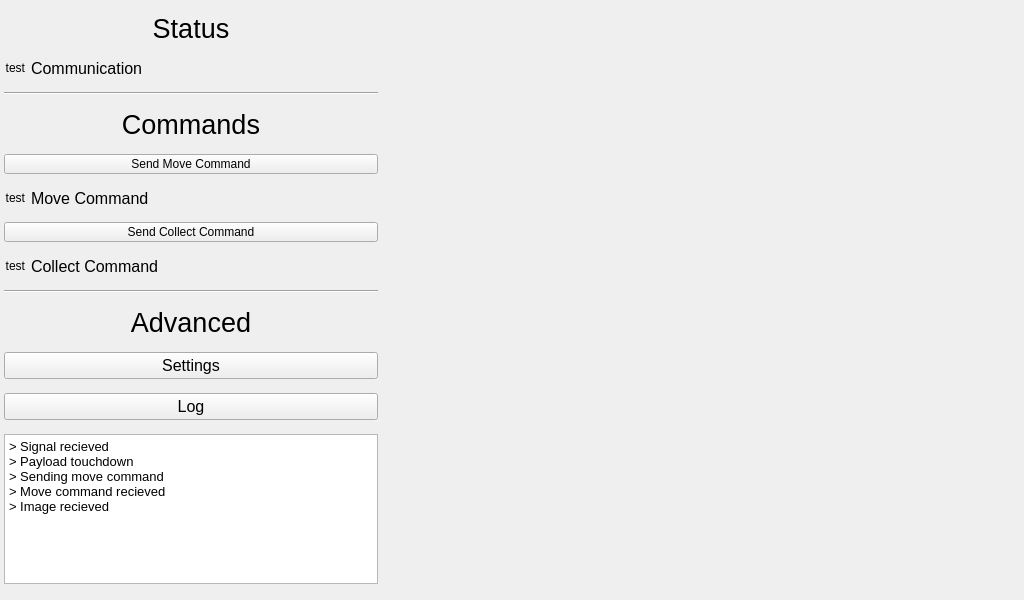
Old version of the form mainwindow.ui in the repository thomashayden/rocket-ground-station.
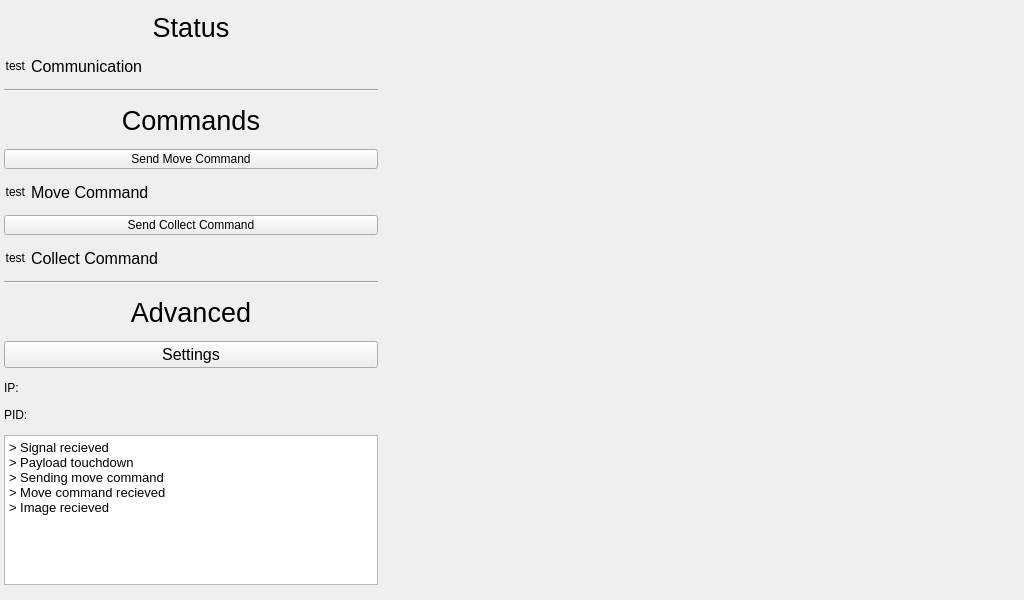
New version of the form.

```diff
--- a/mainwindow.ui
+++ b/mainwindow.ui
@@ -563,14 +563,28 @@
          </widget>
         </item>
         <item>
-         <widget class="QPushButton" name="pushButton_4">
-          <property name="font">
-           <font>
-            <pointsize>12</pointsize>
-           </font>
+         <widget class="QLabel" name="ip_label">
+          <property name="sizePolicy">
+           <sizepolicy hsizetype="Preferred" vsizetype="Fixed">
+            <horstretch>0</horstretch>
+            <verstretch>0</verstretch>
+           </sizepolicy>
           </property>
           <property name="text">
-           <string>Log</string>
+           <string>IP: </string>
+          </property>
+         </widget>
+        </item>
+        <item>
+         <widget class="QLabel" name="pid_label">
+          <property name="sizePolicy">
+           <sizepolicy hsizetype="Preferred" vsizetype="Fixed">
+            <horstretch>0</horstretch>
+            <verstretch>0</verstretch>
+           </sizepolicy>
+          </property>
+          <property name="text">
+           <string>PID: </string>
           </property>
          </widget>
         </item>
```
Left out of the diff: 1 changed line with no effect on the pictures.
